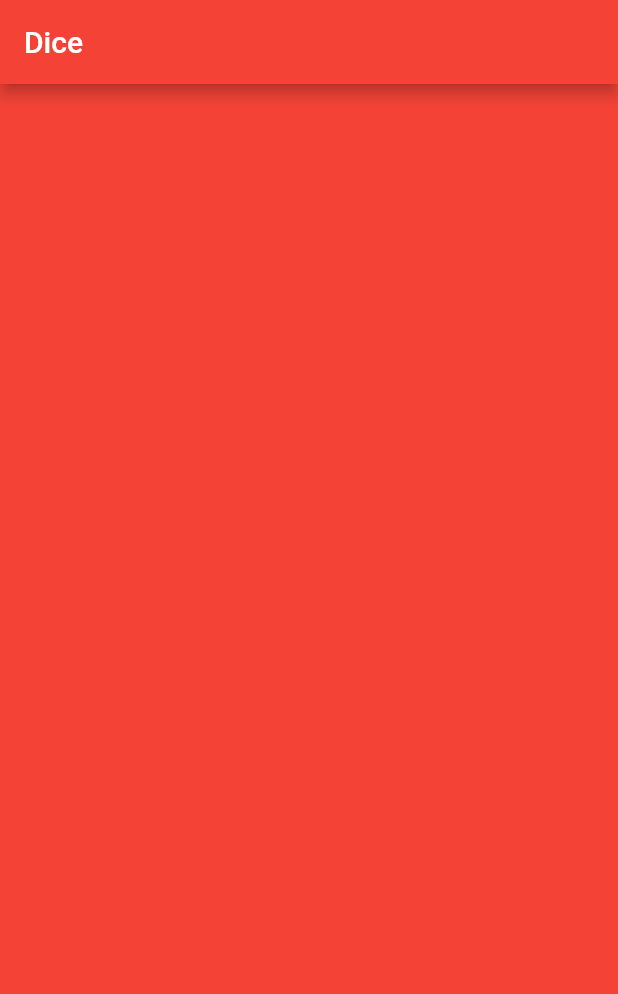
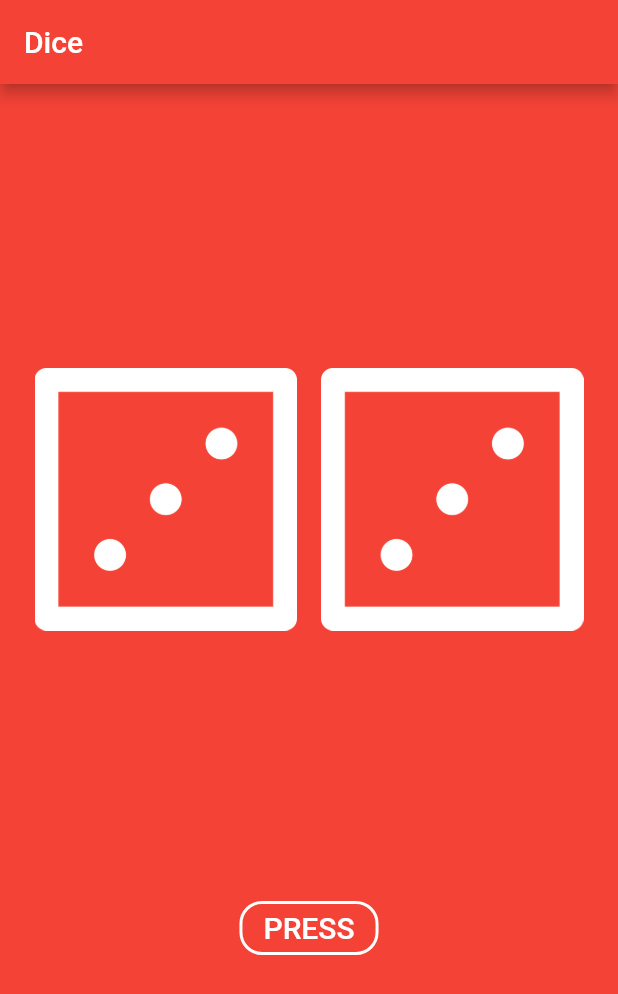
Before and after one commit to Siddharth-rajput2201/Dice_App, a Flutter app: the screen it shows after launch, on a phone screen of 412 x 824 dp. Shown: the top 994 px of the screen. Run offline on Flutter 3.47's test engine with Material 2 defaults, Android fonts, the phone set to English and light mode, and no system bars.

Commit message:
added images

```diff
--- a/lib/main.dart
+++ b/lib/main.dart
@@ -1,4 +1,5 @@
 import 'package:flutter/material.dart';
+import 'package:flutter/rendering.dart';
 
 void main() {
   runApp(MaterialApp(
@@ -10,13 +11,46 @@ void main() {
           title: Text('Dice'),
         ),
         body: DiceApp(),
-    )
-  ));
+      )));
 }
 
 class DiceApp extends StatelessWidget {
+
+  int leftdicenumber = 3;
   @override
   Widget build(BuildContext context) {
-    return Container();
+    return Padding(
+      padding: const EdgeInsets.all(15.0),
+      child: Column(
+        mainAxisAlignment: MainAxisAlignment.spaceEvenly,
+        children: [
+          Center(
+            child: Row(
+              crossAxisAlignment: CrossAxisAlignment.center,
+              mainAxisAlignment: MainAxisAlignment.center,
+              children: <Widget>[
+                Expanded(
+                  child: Padding(
+                    padding: const EdgeInsets.all(8.0),
+                    child: Image.asset("assets/images/dice$leftdicenumber.png"),
+                  ),
+                ),
+                Expanded(
+                  child: Padding(
+                    padding: const EdgeInsets.all(8.0),
+                    child: Image.asset("assets/images/dice$leftdicenumber.png"),
+                  ),
+                ),
+              ],
+            ),
+          ),
+          OutlineButton(onPressed: (){} , child:  Text("PRESS",style: TextStyle(fontSize: 20),),
+            borderSide: BorderSide(color: Colors.white,width: 2),
+            color: Colors.white,
+            textColor: Colors.white,
+            shape: RoundedRectangleBorder(borderRadius: BorderRadius.circular(15.0)),)
+        ],
+      ),
+    );
   }
 }
--- a/pubspec.yaml
+++ b/pubspec.yaml
@@ -45,8 +45,8 @@ flutter:
   uses-material-design: true
 
   # To add assets to your application, add an assets section, like this:
-  # assets:
-  #   - images/a_dot_burr.jpeg
+  assets:
+    - assets/images/
   #   - images/a_dot_ham.jpeg
 
   # An image asset can refer to one or more resolution-specific "variants", see
```
Also changed, not shown: assets/images/dice1.png (added), assets/images/dice2.png (added), assets/images/dice3.png (added), assets/images/dice4.png (added), assets/images/dice5.png (added), assets/images/dice6.png (added). Lines whose indentation alone changed are shown as unchanged.
